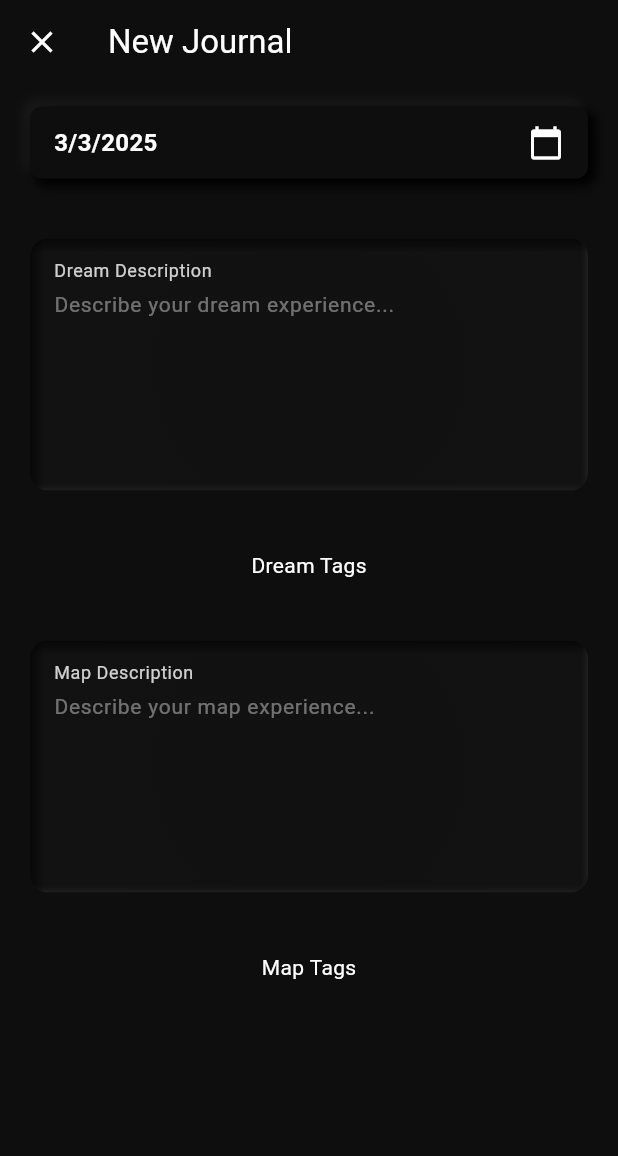
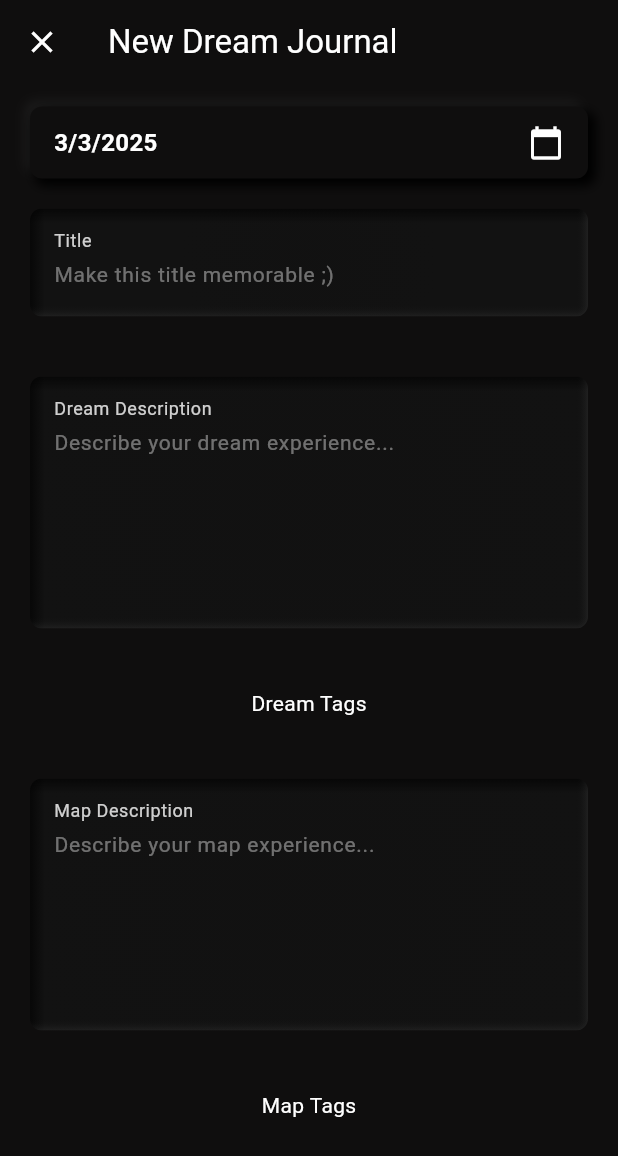
Before and after one commit to sequitria/Dream-Mapper, a Flutter app: the CreateJournalPage screen opened directly, on a phone screen of 412 x 824 dp. Shown: the top 1156 px of the screen. Run offline on Flutter 3.47's test engine with Material 3 defaults, Android fonts, the phone set to English and light mode, and no system bars; our stand-ins replace google_nav_bar, isar, line_icons; accounts and stored records are empty; generated files the repository leaves out were written again.

Commit message:
Added title for journal and app bar change on title change
need to now add tags to journals

```diff
--- a/lib/models/dream_tag.dart
+++ b/lib/models/dream_tag.dart
@@ -8,13 +8,21 @@ class DreamTag {
   Id id = Isar.autoIncrement;
 
   @Index(unique: true)
-  late String name;
+  late String _name;
+
+  // Enforce lower case only
+  String get name => _name;
+
+  set name(String value) => _name = value.toLowerCase();
 
   // Backlinking to the journals that use this tag
   @Backlink(to: 'dreamTags')
   final dreams = IsarLinks<Journal>();
 
-  //TODO: ADD A DESCRIPTION
+  // Tag description
+  String? description;
 
-  DreamTag({required this.name});
+  DreamTag({required String name}) {
+    this.name = name;
+  }
 }
--- a/lib/models/journal.dart
+++ b/lib/models/journal.dart
@@ -7,6 +7,9 @@ part 'journal.g.dart';
 @Collection()
 class Journal {
   Id id = Isar.autoIncrement;
+
+  // Title
+  late String journalTitle;
 
   // Date reference
   late DateTime date;
--- a/lib/models/map_tag.dart
+++ b/lib/models/map_tag.dart
@@ -8,13 +8,21 @@ class MapTag {
   Id id = Isar.autoIncrement;
 
   @Index(unique: true)
-  late String name;
+  late String _name;
+
+  // Enforcing lowercase
+  String get name => _name;
+
+  set name(String value) => _name = value.toLowerCase();
 
   // Backlinking to maps that use this tag
   @Backlink(to: 'mapTags')
   final maps = IsarLinks<Journal>();
 
-  // TODO: ADD A DESCRIPTION
+  // Tag description
+  String? description;
 
-  MapTag({required this.name});
+  MapTag({required String name}) {
+    this.name = name;
+  }
 }
--- a/lib/pages/create_journal_page.dart
+++ b/lib/pages/create_journal_page.dart
@@ -5,7 +5,6 @@ import 'package:dream_mapper/services/journal_services.dart';
 import 'package:dream_mapper/util/single_date_picker.dart';
 import 'package:dream_mapper/util/sunken_text_field.dart';
 import 'package:dream_mapper/util/tag_housing.dart';
-import 'package:dream_mapper/util/ultra_spacer.dart';
 import 'package:flutter/material.dart';
 
 class CreateJournalPage extends StatefulWidget {
@@ -17,7 +16,6 @@ class CreateJournalPage extends StatefulWidget {
 
 class _CreateJournalPageState extends State<CreateJournalPage> {
   late JournalEditingController _controller;
-
 
   @override
   void initState() {
@@ -64,9 +62,15 @@ class _CreateJournalPageState extends State<CreateJournalPage> {
               backgroundColor: Colors.transparent,
               elevation: 0,
               surfaceTintColor: Colors.transparent,
-              title: Text(
-                'New Journal',
-                style: TextStyle(color: theme.colorScheme.primary),
+              title: ValueListenableBuilder(
+                valueListenable: _controller.appBarTitle,
+                builder: (context, value, child) {
+                return
+                  Text(
+                    value,
+                    style: TextStyle(color: theme.colorScheme.primary),
+                  );
+                },
               ),
               leading: IconButton(
                 icon: Icon(Icons.close, color: theme.colorScheme.primary),
@@ -99,9 +103,9 @@ class _CreateJournalPageState extends State<CreateJournalPage> {
                 ),
               ],
             ),
-            body: Padding(
-              padding: const EdgeInsets.symmetric(horizontal: 20),
-              child: SingleChildScrollView(
+            body: SingleChildScrollView(
+              child: Padding(
+                padding: const EdgeInsets.symmetric(horizontal: 20.0),
                 child: Column(
                   children: [
                     SizedBox(height: 15),
@@ -111,6 +115,18 @@ class _CreateJournalPageState extends State<CreateJournalPage> {
                       onDateChanged: (newDate) {
                         _controller.updateDate(newDate);
                       },
+                    ),
+
+                    SizedBox(height: 20),
+
+                    SunkenTextField(
+                      controller: _controller.titleController,
+                      labelText: "Title",
+                      hintText: "Make this title memorable ;)",
+                      minLines: 1,
+                      maxLines: null,
+                      backgroundColor: Color(0xFF121212), // Very dark gray
+                      textColor: Colors.white,
                     ),
 
                     SizedBox(height: 40),
@@ -126,8 +142,6 @@ class _CreateJournalPageState extends State<CreateJournalPage> {
                       textColor: Colors.white,
                     ),
 
-
-
                     SizedBox(height: 40),
                     TagHousing(tagHouseName: "Dream Tags"),
                     SizedBox(height: 40),
@@ -141,7 +155,6 @@ class _CreateJournalPageState extends State<CreateJournalPage> {
                       backgroundColor: Color(0xFF121212), // Very dark gray
                       textColor: Colors.white,
                     ),
-
 
                     SizedBox(height: 40),
                     TagHousing(tagHouseName: "Map Tags"),
--- a/lib/pages/home_page.dart
+++ b/lib/pages/home_page.dart
@@ -15,7 +15,11 @@ class _HomePageState extends State<HomePage> {
   Widget build(BuildContext context) {
     return Scaffold(
       //backgroundColor: const Color.fromARGB(221, 26, 2, 2),
-      body: Calendar(),
+      body: Column(
+        children: [
+          Expanded(child: Calendar()),
+        ],
+      ),
       // Make a journal viewer
 
       floatingActionButton: FloatingButtons(),
--- a/lib/services/journal_editing_controller.dart
+++ b/lib/services/journal_editing_controller.dart
@@ -13,11 +13,14 @@ class JournalEditingController {
   // Text controllers
   final TextEditingController dreamController = TextEditingController();
   final TextEditingController mapController = TextEditingController();
+  final TextEditingController titleController = TextEditingController();
 
   // State notifiers
   final ValueNotifier<bool> isSaving = ValueNotifier<bool>(false);
   final ValueNotifier<DateTime> journalDate =
       ValueNotifier<DateTime>(DateTime.now());
+  final ValueNotifier<String> appBarTitle =
+      ValueNotifier<String>('New Dream Journal');
 
   // Timer for debounce saves
   Timer? _saveDebounceTimer;
@@ -27,6 +30,7 @@ class JournalEditingController {
     // Set Listeners
     dreamController.addListener(_onDreamTextChanged);
     mapController.addListener(_onMapTextChanged);
+    titleController.addListener(_onTitleTextChanged);
   }
 
   // Initialise with new journal
@@ -49,6 +53,7 @@ class JournalEditingController {
       // Set controllers WITHOUT triggering listeners
       dreamController.removeListener(_onDreamTextChanged);
       mapController.removeListener(_onMapTextChanged);
+      titleController.removeListener(_onTitleTextChanged);
 
       dreamController.text = _currentJournal!.dreamDescription;
       mapController.text = _currentJournal!.mapDescription ?? '';
@@ -56,7 +61,25 @@ class JournalEditingController {
       // Reattach listeners
       dreamController.addListener(_onDreamTextChanged);
       mapController.addListener(_onMapTextChanged);
+      titleController.addListener(_onTitleTextChanged);
     }
+  }
+
+  // Handle title text changes
+  void _onTitleTextChanged() {
+    _debounceSave(() {
+      if (_currentJournal != null) {
+        _journalService.updateDreamDescription(
+            _currentJournal!.id, titleController.text);
+
+        // Change the value of the app bar title notifier
+        if (titleController.text.trim().isNotEmpty) {
+          appBarTitle.value = titleController.text;
+        } else {
+          appBarTitle.value = "New Dream Journal";
+        }
+      }
+    });
   }
 
   // Handle dream text changes
@@ -80,7 +103,7 @@ class JournalEditingController {
   }
 
   // Update the journal date
-Future<void> updateDate(DateTime newDate) async {
+  Future<void> updateDate(DateTime newDate) async {
     if (_currentJournal != null && newDate != journalDate.value) {
       journalDate.value = newDate;
 
@@ -132,10 +155,13 @@ Future<void> updateDate(DateTime newDate) async {
   // Clean up resources
   void dispose() {
     _saveDebounceTimer?.cancel();
+    titleController.removeListener(_onTitleTextChanged);
     dreamController.removeListener(_onDreamTextChanged);
     mapController.removeListener(_onMapTextChanged);
+    titleController.dispose();
     dreamController.dispose();
     mapController.dispose();
+    appBarTitle.dispose();
     isSaving.dispose();
     journalDate.dispose();
   }
--- a/lib/util/sunken_text_field.dart
+++ b/lib/util/sunken_text_field.dart
@@ -1,3 +1,4 @@
+
 import 'package:flutter/material.dart';
 
 class SunkenTextField extends StatelessWidget {
@@ -23,7 +24,7 @@ class SunkenTextField extends StatelessWidget {
   @override
   Widget build(BuildContext context) {
     return ClipRRect(
-      borderRadius: BorderRadius.circular(12),
+      borderRadius: BorderRadius.circular(8),
       child: Container(
         // Use a very subtle shadow inside with an overlay
         decoration: BoxDecoration(
@@ -86,14 +87,15 @@ class SunkenTextField extends StatelessWidget {
               bottom: 0,
               left: 0,
               right: 0,
-              height: 6,
+              height: 8,
               child: Container(
                 decoration: BoxDecoration(
                   gradient: LinearGradient(
                     begin: Alignment.bottomCenter,
                     end: Alignment.topCenter,
                     colors: [
-                      Colors.white.withValues(alpha: 0.06),
+                      const Color.fromARGB(255, 255, 255, 255)
+                          .withValues(alpha: 0.06),
                       Colors.transparent,
                     ],
                   ),
@@ -106,14 +108,15 @@ class SunkenTextField extends StatelessWidget {
               top: 0,
               right: 0,
               bottom: 0,
-              width: 6,
+              width: 8,
               child: Container(
                 decoration: BoxDecoration(
                   gradient: LinearGradient(
                     begin: Alignment.centerRight,
                     end: Alignment.centerLeft,
                     colors: [
-                      Colors.white.withValues(alpha: 0.06),
+                      Color.fromARGB(255, 255, 255, 255)
+                          .withValues(alpha: 0.06),
                       Colors.transparent,
                     ],
                   ),
```
Also changed, not shown: lib/services/journal_services.dart (+34 -9 lines), lib/models/dream_tag.g.dart, lib/models/journal.g.dart, lib/models/map_tag.g.dart.
